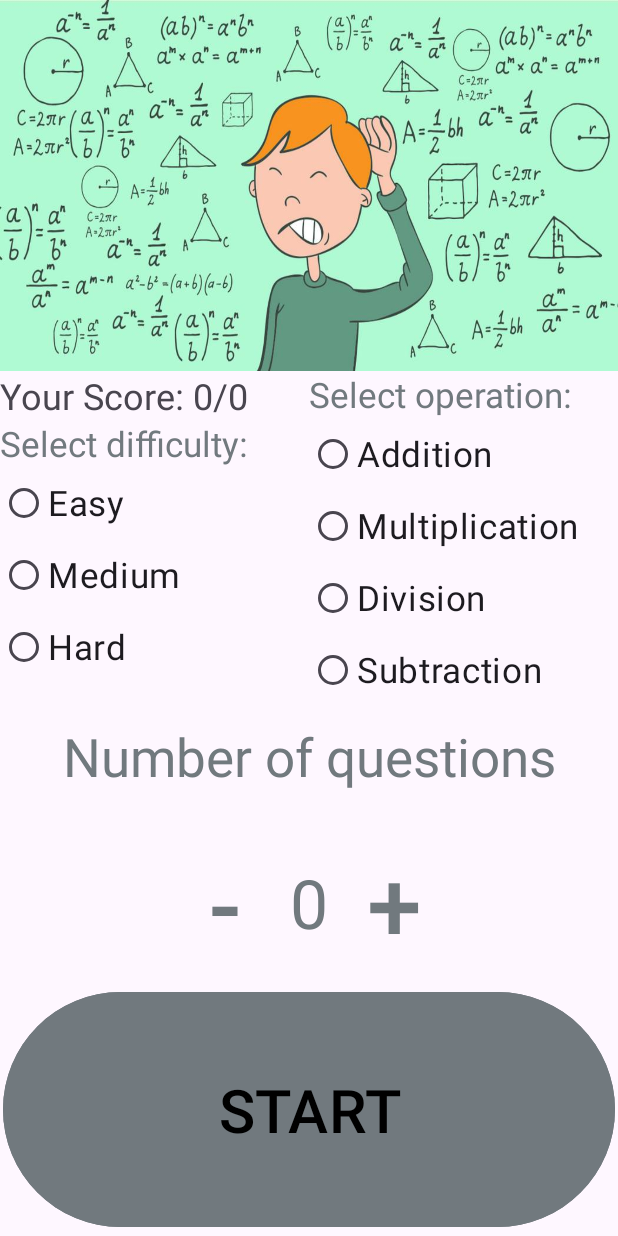
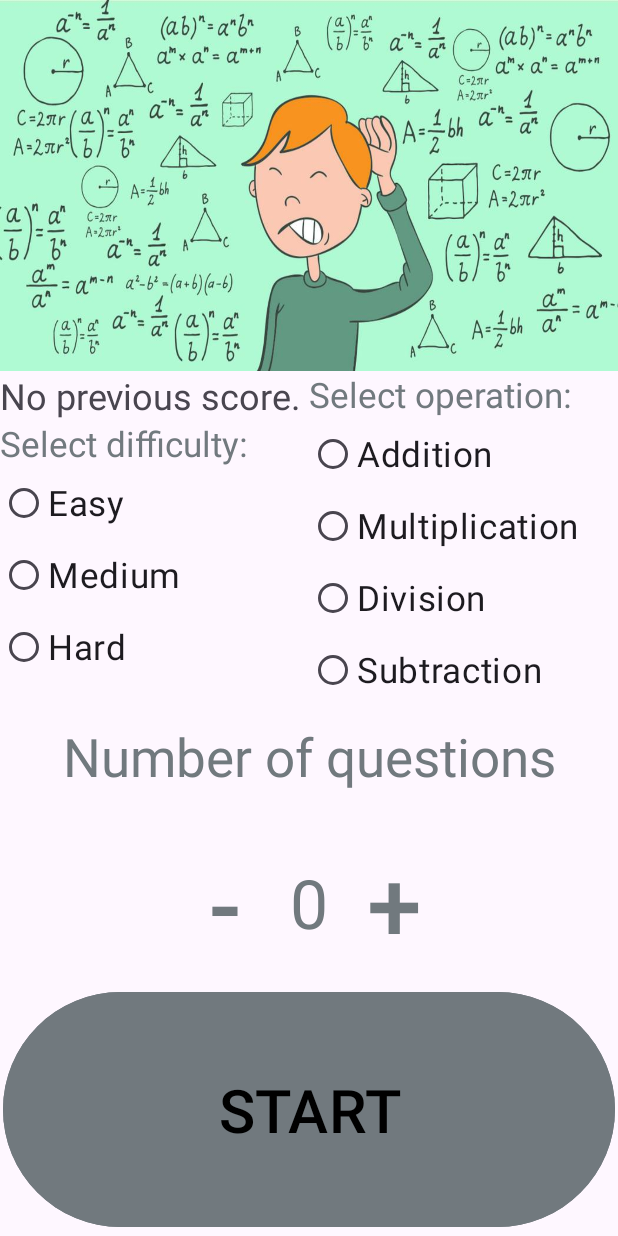
Before and after one commit to ethandep0/Project3extension, an Android app: the screen it shows after launch (MainActivity), on a phone screen of 412 x 824 dp. Run offline under Robolectric (Android 15) with nearby library versions, the phone set to English and light mode, and no system bars.

Commit message:
Project4

```diff
--- a/app/src/main/java/com/example/project3/StartFragment.kt
+++ b/app/src/main/java/com/example/project3/StartFragment.kt
@@ -25,21 +25,24 @@ class StartFragment : Fragment() {
         var questionCount = 0
         var difficulty = ""
         var operation = ""
-        val score = StartFragmentArgs.fromBundle(requireArguments()).score
+
+        val score = StartFragmentArgs.fromBundle(requireArguments()).correct
         val totalQuestions = StartFragmentArgs.fromBundle(requireArguments()).totalQuestions
 
 
 
         // Inflate the layout for this fragment
         val view = inflater.inflate(R.layout.fragment_start, container, false)
-        if (score != null && totalQuestions != null && score >= 0 && totalQuestions > 0) {
+        if (score != -1 && totalQuestions != -1) {
             val percentage = (score.toFloat() / totalQuestions) * 100
             val resultTextView: TextView = view.findViewById(R.id.your_score) // You need to create this TextView in your fragment's layout file.
             if (percentage >= 80) {
-                resultTextView.text = "Congratulations! You scored $score out of $totalQuestions."
+                val result = "Congratulations! You scored $score out of $totalQuestions."
+                resultTextView.text = result
                 resultTextView.setTextColor(Color.GREEN)
             } else {
-                resultTextView.text = "You scored $score out of $totalQuestions. Better luck next time!"
+                val resultBad = "You scored $score out of $totalQuestions. Better luck next time!"
+                resultTextView.text = resultBad
                 resultTextView.setTextColor(Color.RED)
             }
         }
@@ -104,7 +107,7 @@ class StartFragment : Fragment() {
         startButton.setOnClickListener {
             if (difficulty.isNotEmpty() && operation.isNotEmpty() && questionCount != 0) {
                 //pass variables in safe args and goto next screen.
-                val action = StartFragmentDirections.actionStartFragmentToQuizFragment(difficulty, questionCount, operation)
+                val action = StartFragmentDirections.actionStartFragmentToQuizFragment(operation, questionCount, difficulty)
                 val navController = findNavController()
                 navController.navigate(action)
             }
--- a/app/src/main/res/layout/fragment_start.xml
+++ b/app/src/main/res/layout/fragment_start.xml
@@ -48,7 +48,7 @@
                 android:id="@+id/your_score"
                 android:layout_width="wrap_content"
                 android:layout_height="wrap_content"
-                android:text="Your Score: 0/0"
+                android:text="No previous score."
                 android:textSize="24sp"
                 app:layout_constraintEnd_toEndOf="parent"
                 app:layout_constraintStart_toStartOf="parent"
--- a/app/src/main/res/navigation/nav_graph.xml
+++ b/app/src/main/res/navigation/nav_graph.xml
@@ -18,10 +18,6 @@
             app:argType="integer"
             android:defaultValue="-1" />
         <argument
-            android:name="score"
-            app:argType="integer"
-            android:defaultValue="-1" />
-        <argument
             android:name="totalQuestions"
             app:argType="integer"
             android:defaultValue="-1" />
@@ -31,25 +27,6 @@
         android:name="com.example.project3.QuizFragment"
         android:label="fragment_quiz"
         tools:layout="@layout/fragment_quiz" >
-        <action
-            android:id="@+id/actionQuizFragmentToStartFragment"
-            app:destination="@id/startFragment">
-            <argument
-                android:name="correct"
-                app:argType="integer" />
-            <argument
-                android:name="totalQuestions"
-                app:argType="integer" />
-            <argument
-                android:name="difficulty"
-                app:argType="string" />
-            <argument
-                android:name="operation"
-                app:argType="string" />
-            <argument
-                android:name="questionCount"
-                app:argType="integer" />
-        </action>
         <argument
             android:name="operation"
             app:argType="string" />
@@ -59,5 +36,8 @@
         <argument
             android:name="difficulty"
             app:argType="string" />
+        <action
+            android:id="@+id/action_quizFragment_to_startFragment"
+            app:destination="@id/startFragment" />
     </fragment>
 </navigation>
```
Also changed, not shown: app/src/main/java/com/example/project3/QuizFragment.kt (+8 -7 lines), 2 other files.
